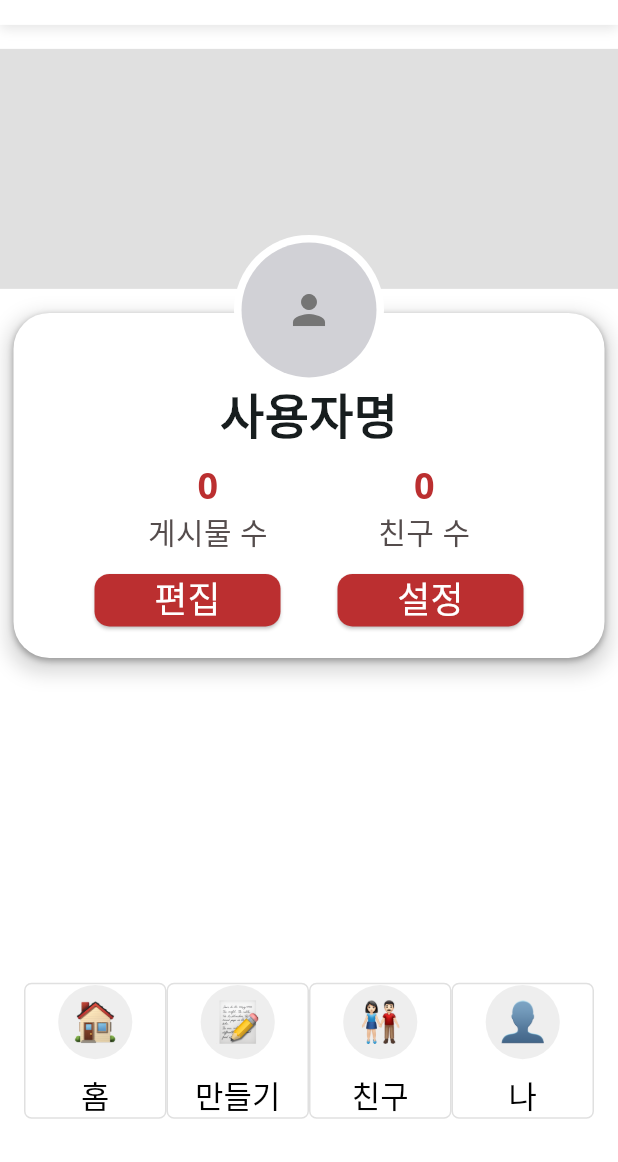
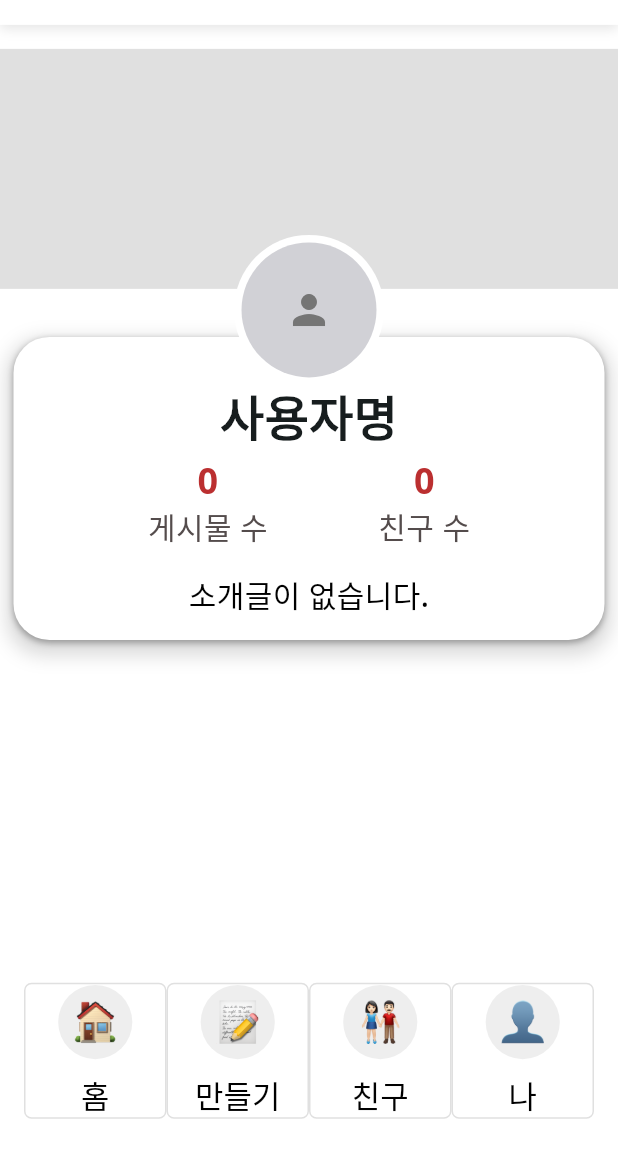
Before and after one commit to Sogang-AIStartupCapstone-TeamHiFive/Frontend_final, a Flutter app: the screen it shows after launch, item 4 of the bottom bar chosen, on a phone screen of 412 x 824 dp, the part 74-1236 px from its top. Run offline on Flutter 3.47's test engine with Material 3 defaults, Android fonts, the phone set to English and light mode, and no system bars; our stand-ins replace carousel_slider, permission_handler; missing offline and left inert: flutter_sound; network calls fail.

Commit message:
Feat: 프로필페이지 구현 완료

```diff
--- a/lib/profilePage.dart
+++ b/lib/profilePage.dart
@@ -38,10 +38,10 @@ class ProfilePage extends StatelessWidget {
                         : null, // 이미지가 없으면 아무것도 표시하지 않음
                   ),
                 ),
+                SizedBox(height: 16),
                 Container(
-                  padding: EdgeInsets.only(top: 45, left: 16, right: 16),
+                  padding: EdgeInsets.only(top: 30, left: 16, right: 16, bottom: 16), // 상하좌우 공백 조정
                   width: 394,
-                  height: 230,
                   decoration: BoxDecoration(
                     color: Colors.white,
                     borderRadius: BorderRadius.circular(24),
@@ -59,7 +59,9 @@ class ProfilePage extends StatelessWidget {
                       ),
                     ],
                   ),
+                  child: IntrinsicHeight( // 내용에 따라 높이가 동적으로 조정됨
                     child: Column(
+                      mainAxisSize: MainAxisSize.min, // 높이를 최소로 제한
                       children: [
                         Text(
                           selectedFriend?.name ?? '사용자명',
@@ -69,7 +71,7 @@ class ProfilePage extends StatelessWidget {
                             fontWeight: FontWeight.bold,
                           ),
                         ),
-                      SizedBox(height: 12),
+                        SizedBox(height: 8), // 공백 최소화
                         Row(
                           mainAxisAlignment: MainAxisAlignment.spaceEvenly,
                           children: [
@@ -85,13 +87,13 @@ class ProfilePage extends StatelessWidget {
                                     height: 1,
                                   ),
                                 ),
-                              SizedBox(height: 4,),
+                                SizedBox(height: 4),
                                 Text(
                                   '게시물 수',
                                   style: TextStyle(
                                     fontFamily: 'NotoSans',
                                     fontSize: 20,
-                                    color: Color(0xFF544C4C)
+                                    color: Color(0xFF544C4C),
                                   ),
                                 ),
                               ],
@@ -108,66 +110,32 @@ class ProfilePage extends StatelessWidget {
                                     height: 1,
                                   ),
                                 ),
-                              SizedBox(height: 4,),
+                                SizedBox(height: 4),
                                 Text(
                                   '친구 수',
                                   style: TextStyle(
                                     fontFamily: 'NotoSans',
                                     fontSize: 20,
-                                    color: Color(0xFF544C4C)
+                                    color: Color(0xFF544C4C),
                                   ),
                                 ),
                               ],
                             ),
                           ],
                         ),
-                      SizedBox(height: 14),
+                        SizedBox(height: 16), // bio 위 공백 조정
                         Row(
-                        mainAxisAlignment: MainAxisAlignment.spaceEvenly,
+                          mainAxisAlignment: MainAxisAlignment.center,
                           children: [
-                          Container(
-                            width: 124,
-                            height: 35,
-                            child: ElevatedButton(
-                              onPressed: () {},
-                              style: ElevatedButton.styleFrom(
-                                backgroundColor: Color(0xFFBB2F30),
-                                shape: RoundedRectangleBorder(
-                                  borderRadius: BorderRadius.circular(10),
-                                ),
-                                padding: EdgeInsets.only(bottom: 2.5, left: 2, right: 2),
-                              ),
+                            Flexible(
                               child: Text(
-                                selectedFriend != null ? '친구 추가' : '편집',
+                                selectedFriend?.bio ?? '소개글이 없습니다.',
+                                textAlign: TextAlign.center,
                                 style: TextStyle(
-                                  height: 1,
                                   fontFamily: 'NotoSans',
-                                  color: Colors.white,
-                                  fontSize: 24,
-                                ),
-                              ),
-                            ),
-                          ),
-                          Container(
-                            width: 124,
-                            height: 35,
-                            child: ElevatedButton(
-                              onPressed: () {},
-                              style: ElevatedButton.styleFrom(
-                                backgroundColor: Color(0xFFBB2F30),
-                                shape: RoundedRectangleBorder(
-                                  borderRadius: BorderRadius.circular(10),
-                                ),
-                                padding: EdgeInsets.only(bottom: 2.5, left: 2, right: 2),
-                              ),
-                              child: Text(
-                                selectedFriend != null ? '단짝 설정' : '설정',
-                                style: TextStyle(
-                                  height: 1,
-                                  fontFamily: 'NotoSans',
-                                  color: Colors.white,
-                                  fontSize: 24,
-                                ),
+                                  fontSize: 20,
+                                  fontWeight: FontWeight.w500,
+                                  color: Colors.black, // 줄 간격 최소화
                                 ),
                               ),
                             ),
@@ -176,7 +144,8 @@ class ProfilePage extends StatelessWidget {
                       ],
                     ),
                   ),
-                SizedBox(height: 16),
+                ),
+                SizedBox(height: 16), // 게시물과 박스 사이 간격 유지
                 // 게시물이 들어갈 부분
                 Padding(
                   padding: const EdgeInsets.symmetric(horizontal: 12.0),
```
Lines whose indentation alone changed are shown as unchanged.
